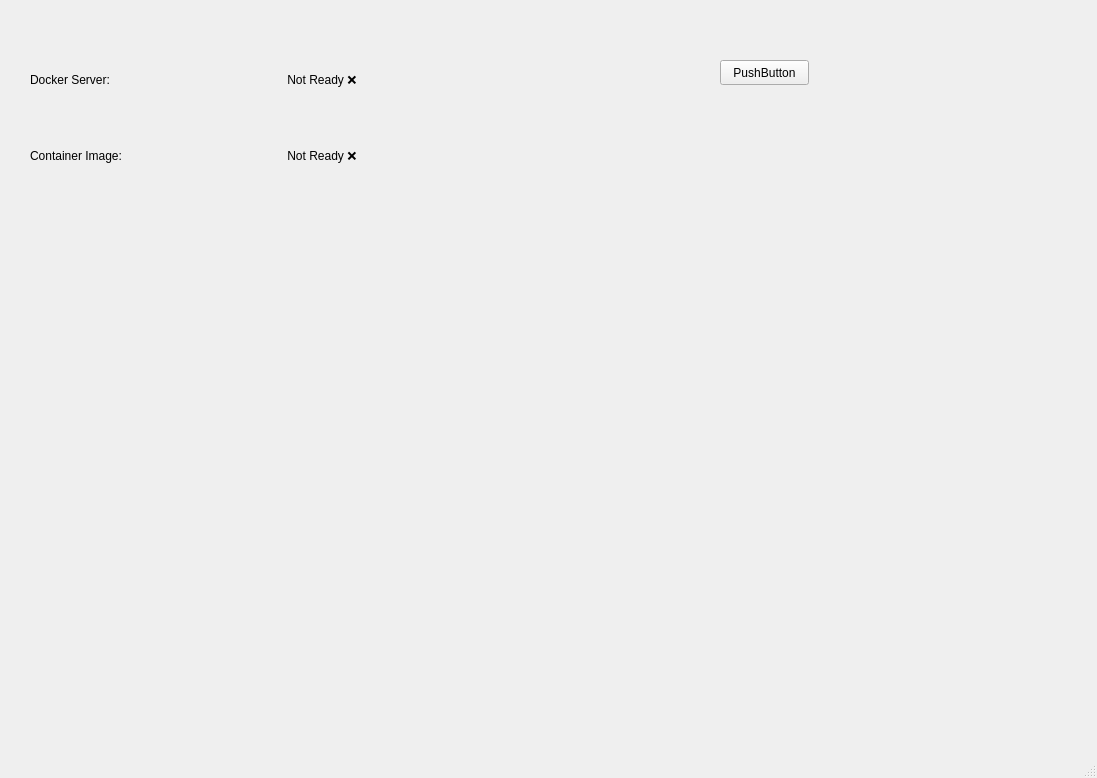
Before: the Qt Designer form robosimit.ui in techy-digital/robosimit, drawn with Qt 5.
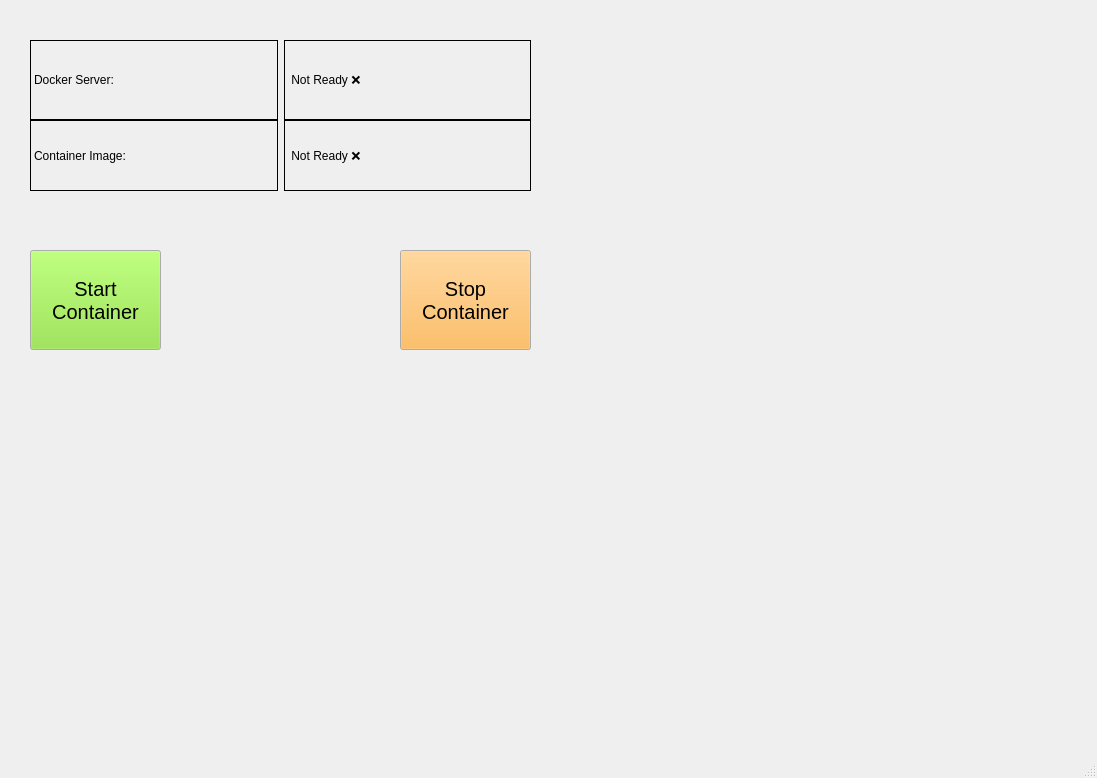
After: the same form once the commit is applied.

Commit message: GUI, container buttons, prechecks

```diff
--- a/robosimit.ui
+++ b/robosimit.ui
@@ -26,6 +26,9 @@
     <layout class="QGridLayout" name="DockerServerLayout">
      <item row="1" column="0">
       <widget class="QLabel" name="DockerReadyLabel">
+       <property name="frameShape">
+        <enum>QFrame::Box</enum>
+       </property>
        <property name="text">
         <string>Docker Server:</string>
        </property>
@@ -33,6 +36,9 @@
      </item>
      <item row="1" column="1">
       <widget class="QLabel" name="DockerReadyResultLabel">
+       <property name="frameShape">
+        <enum>QFrame::Box</enum>
+       </property>
        <property name="text">
         <string> Not Ready ❌</string>
        </property>
@@ -52,6 +58,9 @@
     <layout class="QHBoxLayout" name="horizontalLayout">
      <item>
       <widget class="QLabel" name="ContainerImageLabel">
+       <property name="frameShape">
+        <enum>QFrame::Box</enum>
+       </property>
        <property name="text">
         <string>Container Image:</string>
        </property>
@@ -59,6 +68,9 @@
      </item>
      <item>
       <widget class="QLabel" name="ContainerImageReadyResultLabel">
+       <property name="frameShape">
+        <enum>QFrame::Box</enum>
+       </property>
        <property name="text">
         <string> Not Ready ❌</string>
        </property>
@@ -69,14 +81,113 @@
    <widget class="QPushButton" name="pushButton">
     <property name="geometry">
      <rect>
-      <x>720</x>
-      <y>60</y>
-      <width>89</width>
-      <height>25</height>
+      <x>30</x>
+      <y>250</y>
+      <width>131</width>
+      <height>100</height>
      </rect>
     </property>
+    <property name="palette">
+     <palette>
+      <active>
+       <colorrole role="Button">
+        <brush brushstyle="SolidPattern">
+         <color alpha="255">
+          <red>138</red>
+          <green>226</green>
+          <blue>52</blue>
+         </color>
+        </brush>
+       </colorrole>
+      </active>
+      <inactive>
+       <colorrole role="Button">
+        <brush brushstyle="SolidPattern">
+         <color alpha="255">
+          <red>138</red>
+          <green>226</green>
+          <blue>52</blue>
+         </color>
+        </brush>
+       </colorrole>
+      </inactive>
+      <disabled>
+       <colorrole role="Button">
+        <brush brushstyle="SolidPattern">
+         <color alpha="255">
+          <red>138</red>
+          <green>226</green>
+          <blue>52</blue>
+         </color>
+        </brush>
+       </colorrole>
+      </disabled>
+     </palette>
+    </property>
+    <property name="font">
+     <font>
+      <pointsize>15</pointsize>
+     </font>
+    </property>
     <property name="text">
-     <string>PushButton</string>
+     <string>Start
+Container</string>
+    </property>
+   </widget>
+   <widget class="QPushButton" name="endContainerButton">
+    <property name="geometry">
+     <rect>
+      <x>400</x>
+      <y>250</y>
+      <width>131</width>
+      <height>100</height>
+     </rect>
+    </property>
+    <property name="palette">
+     <palette>
+      <active>
+       <colorrole role="Button">
+        <brush brushstyle="SolidPattern">
+         <color alpha="255">
+          <red>252</red>
+          <green>175</green>
+          <blue>62</blue>
+         </color>
+        </brush>
+       </colorrole>
+      </active>
+      <inactive>
+       <colorrole role="Button">
+        <brush brushstyle="SolidPattern">
+         <color alpha="255">
+          <red>252</red>
+          <green>175</green>
+          <blue>62</blue>
+         </color>
+        </brush>
+       </colorrole>
+      </inactive>
+      <disabled>
+       <colorrole role="Button">
+        <brush brushstyle="SolidPattern">
+         <color alpha="255">
+          <red>252</red>
+          <green>175</green>
+          <blue>62</blue>
+         </color>
+        </brush>
+       </colorrole>
+      </disabled>
+     </palette>
+    </property>
+    <property name="font">
+     <font>
+      <pointsize>15</pointsize>
+     </font>
+    </property>
+    <property name="text">
+     <string>Stop
+Container</string>
     </property>
    </widget>
   </widget>
```
The commit also changes 1 other file.
